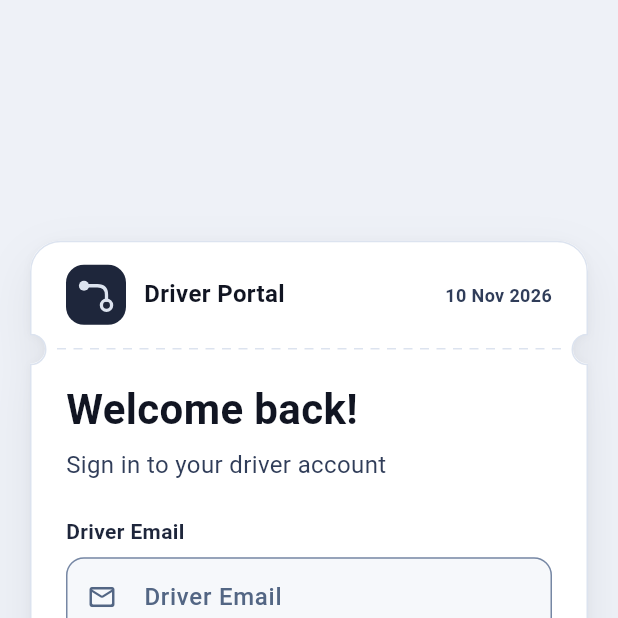
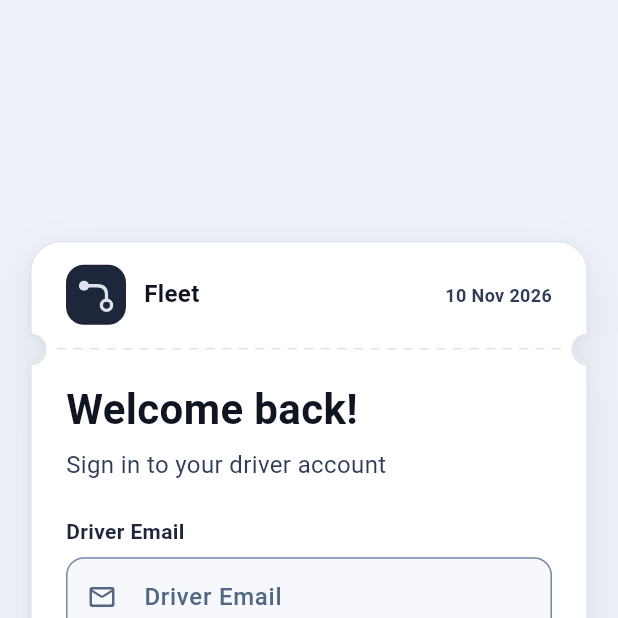
Before and after one commit to wesamwalid1/fleet, a Flutter app: the screen it shows after launch, on a phone screen of 412 x 824 dp, the top half of it. Run offline on Flutter 3.47's test engine with Material 3 defaults, Android fonts, the phone set to English and light mode, and no system bars; our stand-ins replace bloc_concurrency, connectivity_plus, equatable, file_picker, flutter_bloc, image_picker and 1 more; network calls fail.

Commit message:
feat: add Fleet branding and native splash
Co-authored-by: Cursor <cursoragent@cursor.com>

```diff
--- a/lib/l10n/app_ar.arb
+++ b/lib/l10n/app_ar.arb
@@ -1,6 +1,6 @@
 {
   "@@locale": "ar",
-  "driverPortal": "بوابة السائق",
+  "driverPortal": "Fleet",
   "welcomeBack": "مرحباً بعودتك!",
   "signInSubtitle": "سجّل الدخول إلى حساب السائق",
   "emailHint": "البريد الإلكتروني للسائق",
--- a/lib/l10n/app_en.arb
+++ b/lib/l10n/app_en.arb
@@ -1,8 +1,8 @@
 {
   "@@locale": "en",
-  "driverPortal": "Driver Portal",
+  "driverPortal": "Fleet",
   "@driverPortal": {
-    "description": "Application name shown on the login header"
+    "description": "Brand name shown on the login header and product surfaces"
   },
   "welcomeBack": "Welcome back!",
   "signInSubtitle": "Sign in to your driver account",
--- a/lib/l10n/app_localizations_ar.dart
+++ b/lib/l10n/app_localizations_ar.dart
@@ -10,7 +10,7 @@ class AppLocalizationsAr extends AppLocalizations {
   AppLocalizationsAr([String locale = 'ar']) : super(locale);
 
   @override
-  String get driverPortal => 'بوابة السائق';
+  String get driverPortal => 'Fleet';
 
   @override
   String get welcomeBack => 'مرحباً بعودتك!';
--- a/lib/l10n/app_localizations_en.dart
+++ b/lib/l10n/app_localizations_en.dart
@@ -10,7 +10,7 @@ class AppLocalizationsEn extends AppLocalizations {
   AppLocalizationsEn([String locale = 'en']) : super(locale);
 
   @override
-  String get driverPortal => 'Driver Portal';
+  String get driverPortal => 'Fleet';
 
   @override
   String get welcomeBack => 'Welcome back!';
--- a/lib/main.dart
+++ b/lib/main.dart
@@ -28,8 +28,8 @@ import 'package:flutter/material.dart';
 import 'package:flutter_bloc/flutter_bloc.dart';
 import 'package:flutter_localizations/flutter_localizations.dart';
 
-/// The session is checked before [runApp], so the platform's default launch
-/// screen stays up until the first frame and no extra startup screen shows.
+/// The session is checked before [runApp], so the platform's native splash
+/// stays up until the first frame and no extra Flutter splash shows.
 /// The check is time-bounded and falls back to Login on any failure, so
 /// [runApp] is always reached.
 Future<void> main() async {
@@ -145,7 +145,7 @@ class _DriverMaterialApp extends StatelessWidget {
           builder: (context, themeState) {
             return MaterialApp(
               debugShowCheckedModeBanner: false,
-              title: 'Driver Portal',
+              title: 'Fleet',
               locale: localeState.locale ?? locale,
               localizationsDelegates: const [
                 AppLocalizations.delegate,
```
Also changed, not shown: lib/l10n/app_localizations.dart (+4 -4 lines), pubspec.yaml (+28 -0 lines), branding/source/d2-ticket-notch/icon-dark.svg (added), branding/source/d2-ticket-notch/icon-light.svg (added), branding/source/d2-ticket-notch/mark-dark.svg (added), branding/source/d2-ticket-notch/mark-light.svg (added), branding/source/generated/app_icon.png (added), branding/source/generated/app_icon_foreground.png (added), branding/source/generated/app_icon_foreground_dark.png (added), branding/source/generated/lockup_l1_dark.png (added), branding/source/generated/lockup_l1_light.png (added), branding/source/generated/lockup_l4_dark.png (added), branding/source/generated/lockup_l4_light.png (added), branding/source/generated/splash_android12_dark.png (added), 10 more files, 81 other files.
